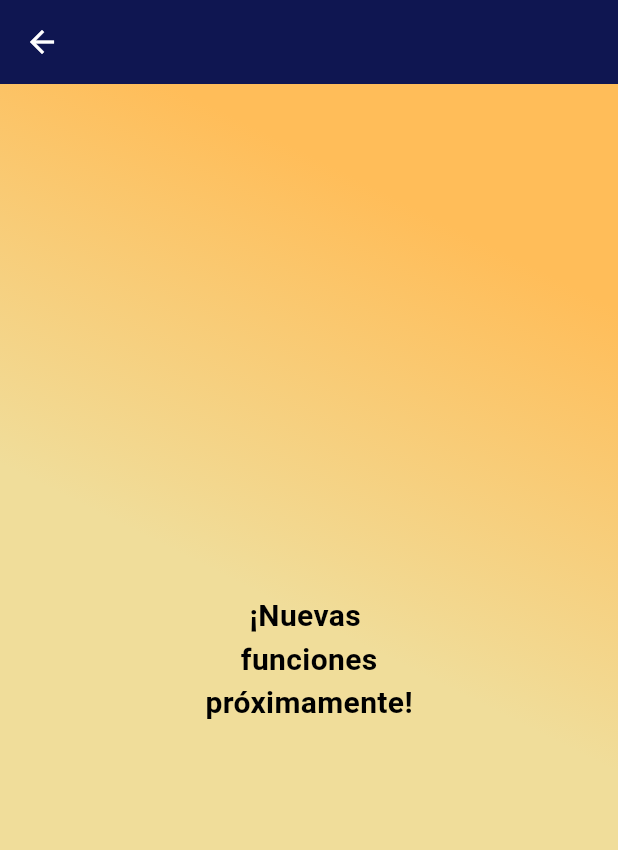
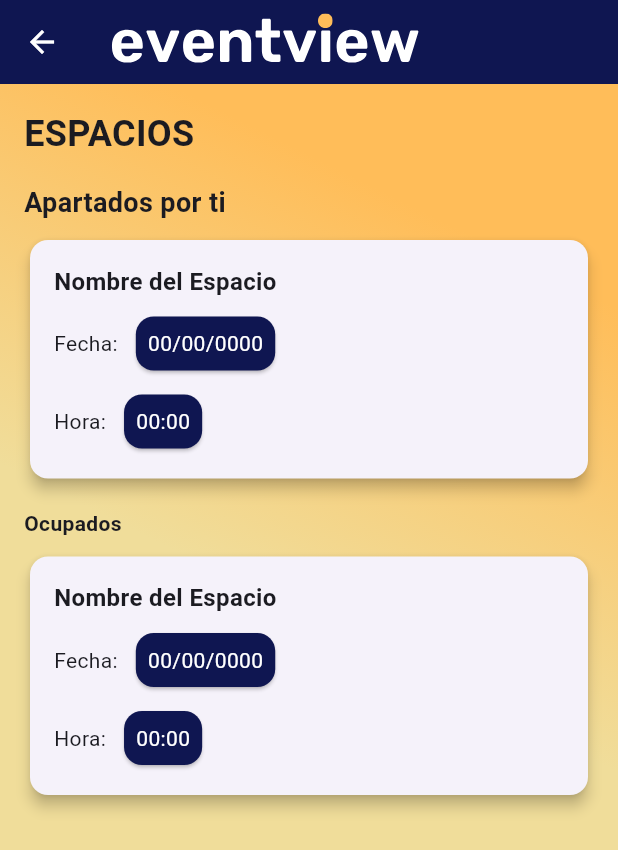
Before and after one commit to Jncr22/flutter-eventview-app, a Flutter app: the SpaceView screen opened directly, on a phone screen of 412 x 824 dp. Shown: the top 850 px of the screen. Run offline on Flutter 3.47's test engine with Material 3 defaults, Android fonts, the phone set to English and light mode, and no system bars; our stand-ins replace camera, firebase_auth, firebase_core, flutter_pw_validator, flutter_svg, go_router and 2 more; accounts and stored records are empty.

Commit message:
Feat se agregaron las cards de espacios

```diff
--- a/lib/presentation/screens/teacher/space_screen.dart
+++ b/lib/presentation/screens/teacher/space_screen.dart
@@ -1,43 +1,182 @@
 import 'package:flutter/material.dart';
 import 'package:eventview_application_1/presentation/widgets/gradien_bacground.dart';
+import 'package:eventview_application_1/presentation/widgets/logo_widget.dart';
 
 class SpaceView extends StatelessWidget {
   const SpaceView({super.key});
 
   @override
   Widget build(BuildContext context) {
+    // Obtener el color del AppBar
+    final appBarColor = Theme.of(context).appBarTheme.backgroundColor;
+
     return GradientBackground(
       child: Scaffold(
         backgroundColor: Colors.transparent,
-      appBar: AppBar(),
-      body: const Stack(
+        appBar: AppBar(
+          title: const Align(
+            alignment: Alignment.centerLeft,
+            child: LogoView(),
+          ),
+        ),
+        body: SingleChildScrollView(
+          padding: const EdgeInsets.all(16),
+          child: Column(
+            crossAxisAlignment: CrossAxisAlignment.start,
             children: [
-          Column(
-            mainAxisAlignment: MainAxisAlignment.center,
+              const Text(
+                'ESPACIOS',
+                style: TextStyle(fontWeight: FontWeight.bold, fontSize: 24),
+              ),
+              const SizedBox(height: 16),
+              const Text(
+                'Apartados por ti',
+                style: TextStyle(fontWeight: FontWeight.bold, fontSize: 18),
+              ),
+              const SizedBox(height: 8),
+              // Primera tarjeta
+              Card(
+                elevation: 4,
+                child: Padding(
+                  padding: const EdgeInsets.all(16.0),
+                  child: Column(
+                    crossAxisAlignment: CrossAxisAlignment.start,
                     children: [
-              Center(
+                      const Text(
+                        'Nombre del Espacio',
+                        style: TextStyle(
+                            fontWeight: FontWeight.bold, fontSize: 16),
+                      ),
+                      const SizedBox(height: 8),
+                      Row(
+                        children: [
+                          const Text(
+                            'Fecha:',
+                            style: TextStyle(fontSize: 14),
+                          ),
+                          const SizedBox(width: 8),
+                          // Tarjeta para la fecha
+                          Card(
+                            color: appBarColor, // Mismo color que el AppBar
+                            child: const Padding(
+                              padding: EdgeInsets.all(8.0),
                               child: Text(
+                                '00/00/0000',
                                 style: TextStyle(
-                          color: Colors.black,
-                          fontWeight: FontWeight.bold,
-                          fontSize: 20),
-                      '¡Nuevas ')),
-              Text(
+                                    fontSize: 14,
+                                    color: Colors
+                                        .white), // Texto blanco para contraste
+                              ),
+                            ),
+                          ),
+                        ],
+                      ),
+                      const SizedBox(height: 8),
+                      Row(
+                        children: [
+                          const Text(
+                            'Hora:',
+                            style: TextStyle(fontSize: 14),
+                          ),
+                          const SizedBox(width: 8),
+                          // Tarjeta para la hora
+                          Card(
+                            color: appBarColor, // Mismo color que el AppBar
+                            child: const Padding(
+                              padding: EdgeInsets.all(8.0),
+                              child: Text(
+                                '00:00',
                                 style: TextStyle(
-                      color: Colors.black,
-                      fontWeight: FontWeight.bold,
-                      fontSize: 20),
-                  'funciones'),
-              Text(
-                  style: TextStyle(
-                      color: Colors.black,
-                      fontWeight: FontWeight.bold,
-                      fontSize: 20),
-                  'próximamente!')
+                                    fontSize: 14,
+                                    color: Colors
+                                        .white), // Texto blanco para contraste
+                              ),
+                            ),
+                          ),
                         ],
                       ),
                     ],
                   ),
-    ));
+                ),
+              ),
+              const SizedBox(height: 16),
+              // Texto "Ocupados"
+              const Text(
+                'Ocupados',
+                style: TextStyle(
+                  fontWeight: FontWeight.bold,
+                ),
+              ),
+              const SizedBox(height: 8),
+              // Segunda tarjeta
+              Card(
+                elevation: 4,
+                child: Padding(
+                  padding: const EdgeInsets.all(16.0),
+                  child: Column(
+                    crossAxisAlignment: CrossAxisAlignment.start,
+                    children: [
+                      const Text(
+                        'Nombre del Espacio',
+                        style: TextStyle(
+                            fontWeight: FontWeight.bold, fontSize: 16),
+                      ),
+                      const SizedBox(height: 8),
+                      Row(
+                        children: [
+                          const Text(
+                            'Fecha:',
+                            style: TextStyle(fontSize: 14),
+                          ),
+                          const SizedBox(width: 8),
+                          // Tarjeta para la fecha
+                          Card(
+                            color: appBarColor, // Mismo color que el AppBar
+                            child: const Padding(
+                              padding: EdgeInsets.all(8.0),
+                              child: Text(
+                                '00/00/0000',
+                                style: TextStyle(
+                                    fontSize: 14,
+                                    color: Colors
+                                        .white), // Texto blanco para contraste
+                              ),
+                            ),
+                          ),
+                        ],
+                      ),
+                      const SizedBox(height: 8),
+                      Row(
+                        children: [
+                          const Text(
+                            'Hora:',
+                            style: TextStyle(fontSize: 14),
+                          ),
+                          const SizedBox(width: 8),
+                          // Tarjeta para la hora
+                          Card(
+                            color: appBarColor, // Mismo color que el AppBar
+                            child: const Padding(
+                              padding: EdgeInsets.all(8.0),
+                              child: Text(
+                                '00:00',
+                                style: TextStyle(
+                                    fontSize: 14,
+                                    color: Colors
+                                        .white), // Texto blanco para contraste
+                              ),
+                            ),
+                          ),
+                        ],
+                      ),
+                    ],
+                  ),
+                ),
+              ),
+            ],
+          ),
+        ),
+      ),
+    );
   }
 }
```
Lines whose indentation alone changed are shown as unchanged.
